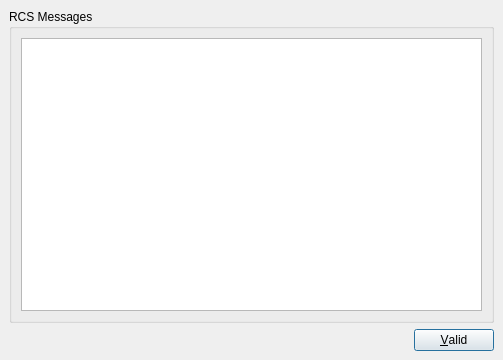
First picture: the form in ui/commitmessages.ui, repository phoenix741/xinx, before the edit.
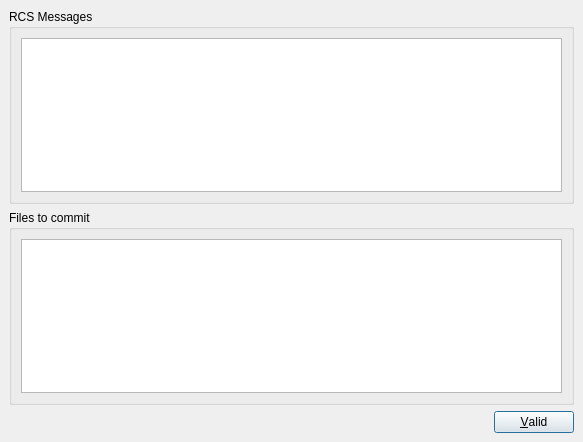
Second picture: the form after the edit. Icons and pictures are not drawn.

```diff
--- a/ui/commitmessages.ui
+++ b/ui/commitmessages.ui
@@ -5,8 +5,8 @@
    <rect>
     <x>0</x>
     <y>0</y>
-    <width>503</width>
-    <height>360</height>
+    <width>583</width>
+    <height>442</height>
    </rect>
   </property>
   <property name="windowTitle" >
@@ -37,6 +37,24 @@
      </layout>
     </widget>
    </item>
+   <item>
+    <widget class="QGroupBox" name="groupBox_2" >
+     <property name="title" >
+      <string>Files to commit</string>
+     </property>
+     <layout class="QGridLayout" >
+      <property name="margin" >
+       <number>9</number>
+      </property>
+      <property name="spacing" >
+       <number>6</number>
+      </property>
+      <item row="0" column="0" >
+       <widget class="QListWidget" name="m_fileListWidget" />
+      </item>
+     </layout>
+    </widget>
+   </item>
    <item>
     <layout class="QHBoxLayout" >
      <property name="margin" >
```
